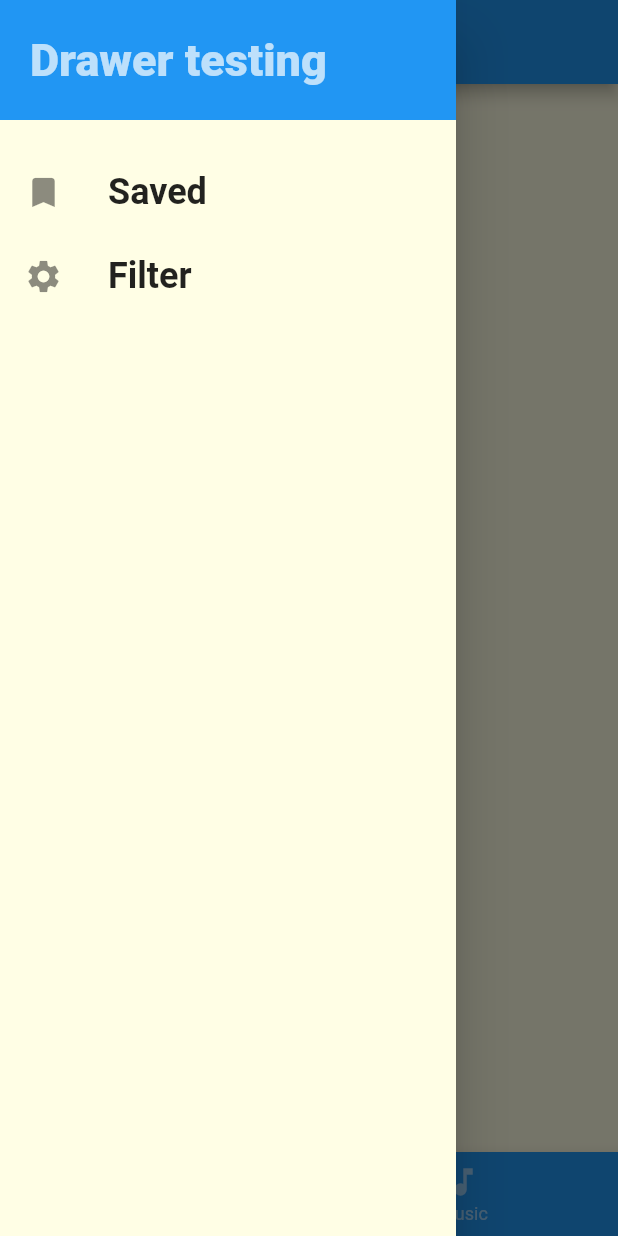
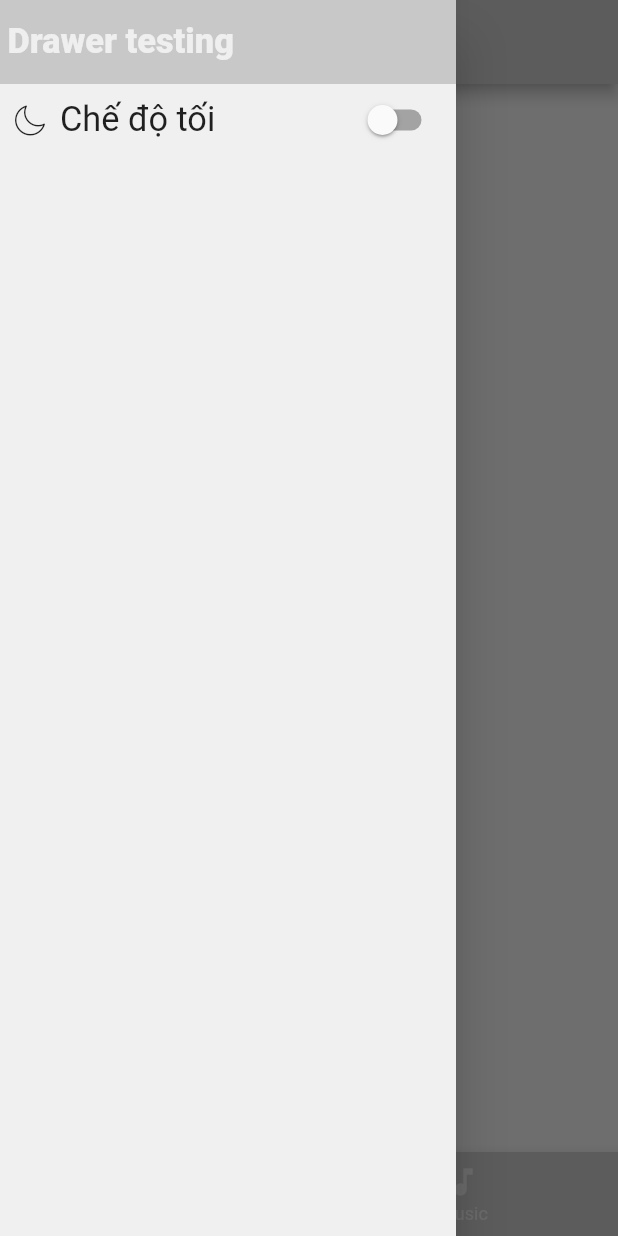
Before and after one commit to thangdtt/trends, a Flutter app: the screen it shows after launch, with the side drawer open, on a phone screen of 412 x 824 dp. Run offline on Flutter 3.47's test engine with Material 2 defaults, Android fonts, the phone set to English and light mode, and no system bars; drawn by our look-alikes of pull_to_refresh; our stand-ins replace bloc, equatable, flutter_bloc, rxdart, shared_preferences; network calls fail; Roboto replaces fonts that are missing (Hind, RobotoCondensed).

Commit message:
Add darkmode, refactor

```diff
--- a/lib/blocs/article/article_bloc.dart
+++ b/lib/blocs/article/article_bloc.dart
@@ -1,5 +1,4 @@
 import 'dart:async';
-import 'dart:io';
 
 import 'package:bloc/bloc.dart';
 import 'package:equatable/equatable.dart';
@@ -12,7 +11,6 @@ part 'article_event.dart';
 part 'article_state.dart';
 
 class ArticleBloc extends Bloc<ArticleEvent, ArticleState> {
-  bool loading = false;
   ArticleRepository articleRepo;
   ArticleBloc() {
     articleRepo = new ArticleRepository();
--- /dev/null
+++ b/lib/blocs/theme/theme_event.dart
@@ -0,0 +1,20 @@
+part of 'theme_bloc.dart';
+
+abstract class ThemeEvent extends Equatable {
+  const ThemeEvent();
+}
+
+class ThemeChanged extends ThemeEvent {
+  final bool isDarkMode;
+  final bool isFastReadMode;
+
+  ThemeChanged({this.isDarkMode, this.isFastReadMode});
+
+  @override
+  List<Object> get props => [isDarkMode, isFastReadMode];
+}
+
+class LoadTheme extends ThemeEvent {
+  @override
+  List<Object> get props => [];
+}
--- /dev/null
+++ b/lib/blocs/theme/theme_state.dart
@@ -0,0 +1,26 @@
+part of 'theme_bloc.dart';
+
+abstract class ThemeState extends Equatable {
+  const ThemeState();
+}
+
+class ThemeInitial extends ThemeState {
+  @override
+  List<Object> get props => [];
+}
+
+class ThemeLoading extends ThemeState {
+  @override
+  List<Object> get props => [];
+}
+
+class ThemeLoaded extends ThemeState {
+  final ThemeData themeData;
+  final bool isDarkMode;
+  final bool isFastReadMode;
+
+  ThemeLoaded({this.themeData, this.isDarkMode, this.isFastReadMode});
+
+  @override
+  List<Object> get props => [themeData, isDarkMode, isFastReadMode];
+}
--- a/lib/main.dart
+++ b/lib/main.dart
@@ -3,7 +3,9 @@ import 'package:flutter/services.dart';
 
 import 'package:flutter_bloc/flutter_bloc.dart';
 import 'package:pull_to_refresh/pull_to_refresh.dart';
+import 'package:trends/blocs/theme/theme_bloc.dart';
 import 'package:trends/ui/screens/bottom_tab_screen.dart';
+import 'package:trends/ui/screens/splash_screen.dart';
 import 'package:trends/ui/widgets/article_content.dart';
 import 'blocs/article/article_bloc.dart';
 
@@ -11,8 +13,19 @@ void main() {
   runApp(MyApp());
 }
 
-class MyApp extends StatelessWidget {
+class MyApp extends StatefulWidget {
   // This widget is the root of your application.
+  @override
+  _MyAppState createState() => _MyAppState();
+}
+
+class _MyAppState extends State<MyApp> {
+
+  @override
+  void initState() {
+    super.initState();
+
+  }
   @override
   Widget build(BuildContext context) {
     //turn off rotation
@@ -21,45 +34,45 @@ class MyApp extends StatelessWidget {
     ]);
     return MultiBlocProvider(
       providers: [
-          BlocProvider(
-            create: (context) => ArticleBloc(),
+        BlocProvider<ArticleBloc>(
+          create: (BuildContext context) => ArticleBloc(),
+        ),
+        BlocProvider<ThemeBloc>(
+          create: (BuildContext context) => ThemeBloc(),
         ),
       ],
       child: RefreshConfiguration(
-          headerTriggerDistance:
-              80.0, // header trigger refresh trigger distance
-          maxOverScrollExtent:
-              100, //The maximum dragging range of the head. Set this property if a rush out of the view area occurs
-          maxUnderScrollExtent: 0, // Maximum dragging range at the bottom
-          enableScrollWhenRefreshCompleted:
-              true, //This property is incompatible with PageView and TabBarView. If you need TabBarView to slide left and right, you need to set it to true.
-          enableLoadingWhenFailed:
-              true, //In the case of load failure, users can still trigger more loads by gesture pull-up.
-          hideFooterWhenNotFull:
-              false, // Disable pull-up to load more functionality when Viewport is less than one screen
-          enableBallisticLoad:
-              true, // trigger load more by BallisticScrollActivity
-          child: MaterialApp(
+        headerTriggerDistance: 80.0,
+        maxOverScrollExtent: 100,
+        maxUnderScrollExtent: 0,
+        enableScrollWhenRefreshCompleted: true,
+        enableLoadingWhenFailed: true,
+        hideFooterWhenNotFull: false,
+        enableBallisticLoad: true,
+        child: BlocBuilder<ThemeBloc, ThemeState>(builder: (context, state) {
+          if (state is ThemeLoading || state is ThemeInitial)
+            return MaterialApp(
+              home: SplashScreen(),
+            );
+          else if (state is ThemeLoaded)
+            return _buildWithTheme(context, state.themeData);
+          else
+            return Container();
+        }),
+      ),
+    );
+  }
+
+  Widget _buildWithTheme(BuildContext context, ThemeData theme) {
+    return MaterialApp(
       title: 'Flutter Demo',
-            theme: ThemeData(
-              primarySwatch: Colors.blue,
-              canvasColor: Color.fromRGBO(255, 254, 229, 1),
-              visualDensity: VisualDensity.adaptivePlatformDensity,
-              textTheme: TextTheme(
-                headline1:
-                    TextStyle(fontSize: 72.0, fontStyle: FontStyle.italic),
-                headline6:
-                    TextStyle(fontSize: 26.0, fontWeight: FontWeight.bold),
-                bodyText2: TextStyle(fontSize: 19, fontFamily: 'Hind'),
-              ),
-            ),
-            initialRoute: '/',
+      theme: theme,
+      //initialRoute: '/',
+      home: BottomTabScreen(),
       routes: {
-              '/': (ctx) => BottomTabScreen(),
-              //ArticleContentScreen.routeName: (ctx) => ArticleContentScreen(),
+        //'/': (ctx) => BottomTabScreen(),
         ArticleContentWidget.routeName: (ctx) => ArticleContentWidget(),
       },
-          ),
-        ));
+    );
   }
 }
--- /dev/null
+++ b/lib/ui/global/theme/app_theme.dart
@@ -0,0 +1,37 @@
+import 'package:flutter/material.dart';
+
+enum AppTheme {
+  Light,
+  Dark,
+}
+
+final appThemeData = {
+  AppTheme.Light: ThemeData(
+    bottomAppBarColor: Color.fromRGBO(200, 200, 200, 1),
+    backgroundColor: Color.fromRGBO(250, 250, 250, 1),
+    brightness: Brightness.light,
+    primarySwatch: Colors.blue,
+    canvasColor: Color.fromRGBO(240, 240, 240, 1),
+    visualDensity: VisualDensity.adaptivePlatformDensity,
+    textTheme: TextTheme(
+      headline1: TextStyle(fontSize: 72.0, fontStyle: FontStyle.italic),
+      headline6: TextStyle(fontSize: 26.0, fontWeight: FontWeight.bold),
+      bodyText2: TextStyle(fontSize: 19, fontFamily: 'Hind'),
+    ),
+  ),
+  AppTheme.Dark: ThemeData(
+    iconTheme: IconThemeData(color: Colors.amber),
+    bottomAppBarColor: Color.fromRGBO(10, 10, 10, 1),
+    backgroundColor: Color.fromRGBO(30, 30, 30, 1),
+    brightness: Brightness.dark,
+    primarySwatch: Colors.blue,
+    //canvasColor: Color.fromRGBO(255, 254, 229, 1),
+    canvasColor: Color.fromRGBO(20, 20, 20, 1),
+    visualDensity: VisualDensity.adaptivePlatformDensity,
+    textTheme: TextTheme(
+      headline1: TextStyle(fontSize: 72.0, fontStyle: FontStyle.italic),
+      headline6: TextStyle(fontSize: 26.0, fontWeight: FontWeight.bold, color: Colors.amber),
+      bodyText2: TextStyle(fontSize: 19, fontFamily: 'Hind',color: Colors.amber[300]),
+    ),
+  ),
+};
--- a/lib/ui/screens/bottom_tab_screen.dart
+++ b/lib/ui/screens/bottom_tab_screen.dart
@@ -10,7 +10,8 @@ class BottomTabScreen extends StatefulWidget {
   _BottomTabScreenState createState() => _BottomTabScreenState();
 }
 
-class _BottomTabScreenState extends State<BottomTabScreen> with AutomaticKeepAliveClientMixin{
+class _BottomTabScreenState extends State<BottomTabScreen>
+    with AutomaticKeepAliveClientMixin<BottomTabScreen> {
   final List<IconData> icons = <IconData>[
     CustomIcons.newspaper,
     Icons.music_note
@@ -55,13 +56,24 @@ class _BottomTabScreenState extends State<BottomTabScreen> with AutomaticKeepAli
   Widget build(BuildContext context) {
     super.build(context);
     return SafeArea(
-          child: Scaffold(
+      child: Scaffold(
         appBar: AppBar(
-          title: Text("Trends"),
+          title: Text(
+            "Trends",
+            style: TextStyle(
+
+            ),
+          ),
+          backgroundColor: Theme.of(context).bottomAppBarColor,
         ),
         drawer: MainDrawer(),
         body: PageView(
           controller: _pageController,
+          onPageChanged: (page){
+            setState(() {
+              _currentIndex = page;
+            });
+          },
           children: <Widget>[
             NewsScreen(),
             MusicScreen(),
@@ -76,7 +88,7 @@ class _BottomTabScreenState extends State<BottomTabScreen> with AutomaticKeepAli
             });
           },
           currentIndex: _currentIndex,
-          backgroundColor: Theme.of(context).primaryColor,
+          backgroundColor: Theme.of(context).bottomAppBarColor,
           selectedItemColor: Colors.black54,
           unselectedItemColor: Colors.white54,
           items: bottomBarItems,
--- a/lib/ui/widgets/main_drawer.dart
+++ b/lib/ui/widgets/main_drawer.dart
@@ -1,6 +1,91 @@
 import 'package:flutter/material.dart';
+import 'package:flutter_bloc/flutter_bloc.dart';
+import 'package:shared_preferences/shared_preferences.dart';
 
-class MainDrawer extends StatelessWidget {
+import 'package:trends/blocs/theme/theme_bloc.dart';
+import 'package:trends/utils/custom_icons.dart';
+
+class MainDrawer extends StatefulWidget {
+  @override
+  _MainDrawerState createState() => _MainDrawerState();
+}
+
+class _MainDrawerState extends State<MainDrawer> {
+  bool isDarkMode;
+  @override
+  void initState() {
+    super.initState();
+    isDarkMode = (BlocProvider.of<ThemeBloc>(context).state as ThemeLoaded).isDarkMode;
+  }
+
+  @override
+  Widget build(BuildContext context) {
+    final screenWidth = MediaQuery.of(context).size.width;
+    final screenHeight = MediaQuery.of(context).size.height;
+    return Drawer(
+      child: Container(
+        child: Column(children: <Widget>[
+          Container(
+            height: Scaffold.of(context).appBarMaxHeight,
+            width: double.infinity,
+            padding: const EdgeInsets.all(5),
+            alignment: Alignment.centerLeft,
+            color: Theme.of(context).bottomAppBarColor,
+            child: Text(
+              "Drawer testing",
+              style: TextStyle(
+                  fontWeight: FontWeight.w900,
+                  fontSize: 20 * screenWidth / 360,
+                  color: Colors.white70),
+            ),
+          ),
+          Padding(
+            padding: const EdgeInsets.symmetric(horizontal: 10.0),
+            child: Row(
+              mainAxisAlignment: MainAxisAlignment.spaceBetween,
+              children: <Widget>[
+                Row(
+                  children: <Widget>[
+                    Padding(
+                      padding: const EdgeInsets.fromLTRB(0, 0, 10, 0),
+                      child: Icon(
+                        CustomIcons.moon,
+                        size: 20,
+                      ),
+                    ),
+                    Text(
+                      "Chế độ tối",
+                      style: TextStyle(
+                        fontFamily: 'RobotoCondensed',
+                        fontSize: 10 * screenHeight / 360,
+                      ),
+                    ),
+                  ],
+                ),
+                Switch(
+                    value: isDarkMode,
+                    onChanged: (newValue) {
+                      {
+                        setState(() {
+                          isDarkMode = newValue;
+                          setIsDarkModePref(isDarkMode);
+                          BlocProvider.of<ThemeBloc>(context)
+                              .add(ThemeChanged(isDarkMode: newValue));
+                        });
+                      }
+                    }),
+              ],
+            ),
+          ),
+
+          // buildListTile("Filter", Icons.settings, () {
+          //   //Navigator.of(context).pushReplacementNamed(FilterScreen.routeName);
+          // }),
+        ]),
+      ),
+    );
+  }
+
   Widget buildListTile(String title, IconData icon, Function tapHandler) {
     return ListTile(
       leading: Icon(
@@ -19,36 +104,8 @@ class MainDrawer extends StatelessWidget {
     );
   }
 
-  @override
-  Widget build(BuildContext context) {
-    return Drawer(
-      child: Column(children: <Widget>[
-        Container(
-          height: 80,
-          width: double.infinity,
-          padding: const EdgeInsets.all(20),
-          alignment: Alignment.centerLeft,
-          color: Theme.of(context).accentColor,
-          child: Text(
-            "Drawer testing",
-            style: TextStyle(
-                fontWeight: FontWeight.w900,
-                fontSize: 30,
-                color: Colors.white70),
-          ),
-        ),
-        SizedBox(height: 20),
-        buildListTile(
-          "Saved",
-          Icons.bookmark,
-          () {
-            Navigator.of(context).pushNamed('/');
-          },
-        ),
-        buildListTile("Filter", Icons.settings, () {
-          //Navigator.of(context).pushReplacementNamed(FilterScreen.routeName);
-        }),
-      ]),
-    );
+  setIsDarkModePref(bool value) async {
+    final SharedPreferences prefs = await SharedPreferences.getInstance();
+    prefs.setBool('isDarkMode', value);
   }
 }
--- a/lib/ui/widgets/news_tab.dart
+++ b/lib/ui/widgets/news_tab.dart
@@ -1,5 +1,3 @@
-import 'dart:async';
-
 import 'package:flutter/cupertino.dart';
 import 'package:flutter/material.dart';
 
--- a/lib/utils/custom_icons.dart
+++ b/lib/utils/custom_icons.dart
@@ -25,5 +25,11 @@ class CustomIcons {
   static const _kFontFam = 'NewspaperIcon';
   static const _kFontPkg = null;
 
-  static const IconData newspaper = IconData(0xf1ea, fontFamily: _kFontFam, fontPackage: _kFontPkg);
+  static const _kFontFam1 = 'MoonIcon';
+  static const _kFontPkg1 = null;
+
+  static const IconData newspaper =
+      IconData(0xf1ea, fontFamily: _kFontFam, fontPackage: _kFontPkg);
+  static const IconData moon =
+      IconData(0xe808, fontFamily: _kFontFam1, fontPackage: _kFontPkg1);
 }
--- a/pubspec.yaml
+++ b/pubspec.yaml
@@ -39,6 +39,7 @@ dev_dependencies:
   sprintf: ^4.0.2
   pull_to_refresh: ^1.5.8
   rxdart: ^0.24.1
+  shared_preferences: ^0.5.7+3
 
 
 # For information on the generic Dart part of this file, see the
@@ -84,6 +85,9 @@ flutter:
     - family:  NewspaperIcon
       fonts:
         - asset: assets/icons/NewspaperIcon.ttf
+    - family:  MoonIcon
+      fonts:
+        - asset: assets/icons/MoonIcon.ttf
   #
   # For details regarding fonts from package dependencies,
   # see https://flutter.dev/custom-fonts/#from-packages
```
Also changed, not shown: lib/blocs/prefs/prefs_bloc.dart (added, +27 -0 lines), lib/blocs/prefs/prefs_event.dart (added, +12 -0 lines), lib/blocs/prefs/prefs_state.dart (added, +22 -0 lines), lib/blocs/theme/theme_bloc.dart (added, +53 -0 lines), lib/ui/screens/splash_screen.dart (added, +26 -0 lines), lib/ui/widgets/article_content.dart (+10 -11 lines), lib/ui/widgets/news_widget.dart (+10 -7 lines), assets/icons/MoonIcon.ttf (added), pubspec.lock, 5 other files. Lines whose indentation alone changed are shown as unchanged.
